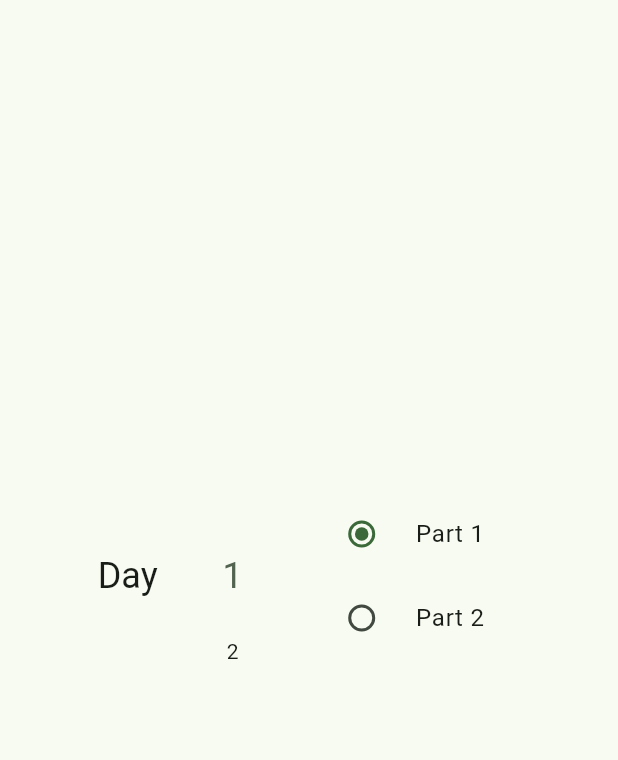
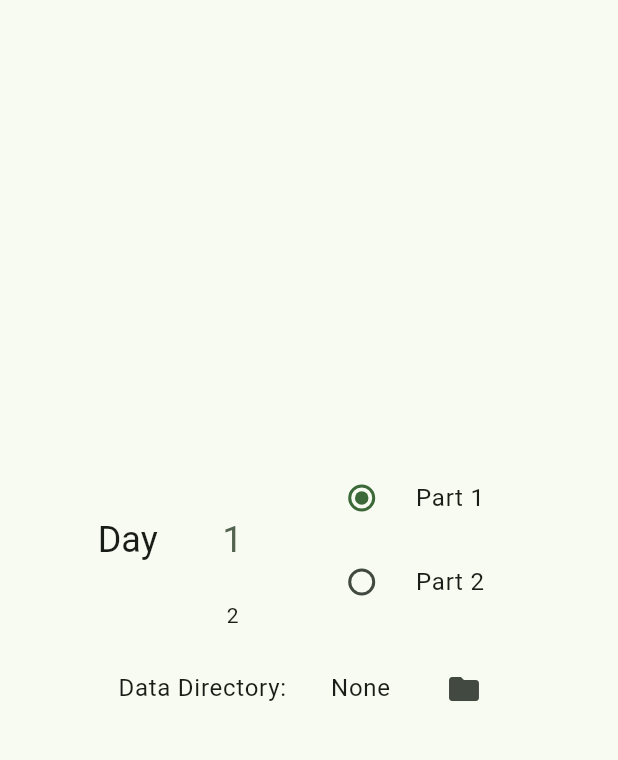
Before and after one commit to IanSimpsonNZ/aoc_man2, a Flutter app: the screen it shows after launch, on a phone screen of 412 x 824 dp, the part 84-844 px from its top. Run offline on Flutter 3.47's test engine with Material 3 defaults, Android fonts, the phone set to English and light mode, and no system bars; drawn by our look-alikes of numberpicker; our stand-ins replace file_picker, shared_preferences.

Commit message:
Store data directories for each day

```diff
--- a/lib/main.dart
+++ b/lib/main.dart
@@ -50,26 +50,75 @@ class _MyHomePageState extends State<MyHomePage> {
   final _prefs = SharedPreferencesAsync();
 
   String? _rootDir;
-  int _dayNum = minDay;
+  int? _dayNum;
   int _partNum = 1;
+  String? _dataDir;
 
   String _dayPartKey() => '${appNamePrefKey}_${_dayNum}_part';
+  String _dayDirKey() => '${appNamePrefKey}_${_dayNum}_dir';
 
-  Future<void> getRootDir() async {
+  Future<String?> _getDir({
+    required String? currentDir,
+    required String key,
+    required String title,
+  }) async {
     print('${await _prefs.getAll()}');
-    // If root hasn't been set, get the one from prefs (which might also be null)
-    _rootDir ??= await _prefs.getString(rootDirPrefKey);
+    // If Dir hasn't been set, try and get value from prefs
+    String? newDir = currentDir ?? await _prefs.getString(key);
     // getDirectoryPath will take a null initialDirectory
     final selectedDir = await FilePicker.platform.getDirectoryPath(
-      dialogTitle: 'Set root directory',
-      initialDirectory: _rootDir,
+      dialogTitle: title,
+      initialDirectory: newDir,
     );
     // If they pick something, save it in prefs
     if (selectedDir != null) {
-      await _prefs.setString(rootDirPrefKey, selectedDir);
-      _rootDir = selectedDir;
+      await _prefs.setString(key, selectedDir);
+      newDir = selectedDir;
     }
-    // Otherwise stay as we are
+    return newDir;
+  }
+
+  // Future<void> getRootDir() async {
+  //   print('${await _prefs.getAll()}');
+  //   // If root hasn't been set, get the one from prefs (which might also be null)
+  //   _rootDir ??= await _prefs.getString(rootDirPrefKey);
+  //   // getDirectoryPath will take a null initialDirectory
+  //   final selectedDir = await FilePicker.platform.getDirectoryPath(
+  //     dialogTitle: 'Set root directory',
+  //     initialDirectory: _rootDir,
+  //   );
+  //   // If they pick something, save it in prefs
+  //   if (selectedDir != null) {
+  //     await _prefs.setString(rootDirPrefKey, selectedDir);
+  //     _rootDir = selectedDir;
+  //   }
+  //   // Otherwise stay as we are
+  // }
+
+  // Future<void> getDayDir() async {
+  //   final dirKey = '${appNamePrefKey}_${_dayNum}_dir';
+  //   _dataDir ??= await _prefs.getString(dirKey);
+  //   // getDirectoryPath will take a null initialDirectory
+  //   final selectedDir = await FilePicker.platform.getDirectoryPath(
+  //     dialogTitle: 'Set data directory',
+  //     initialDirectory: _rootDir,
+  //   );
+  //   // If they pick something, save it in prefs
+  //   if (selectedDir != null) {
+  //     await _prefs.setString(dirKey, selectedDir);
+  //     _dataDir = selectedDir;
+  //   }
+  // }
+
+  Future<String?> getUniversalPrefs() async {
+    _dayNum ??= await _prefs
+        .getInt(dayNumPrefKey); // init always ensures this has a value
+    return _prefs.getString(rootDirPrefKey);
+  }
+
+  Future<void> getDayPrefs() async {
+    _partNum = await _prefs.getInt(_dayPartKey()) ?? 1;
+    _dataDir = await _prefs.getString(_dayDirKey());
   }
 
   @override
@@ -81,19 +130,76 @@ class _MyHomePageState extends State<MyHomePage> {
         actions: <Widget>[_settingsMenu()],
       ),
       body: Center(
-        child: Row(
+        child: FutureBuilder<String?>(
+            future: getUniversalPrefs(),
+            builder: (
+              BuildContext context,
+              AsyncSnapshot snapshot,
+            ) {
+              if (snapshot.hasData) {
+                _rootDir = snapshot.data;
+              } else {
+                _rootDir = null;
+              }
+              return Column(
+                mainAxisAlignment: MainAxisAlignment.center,
+                crossAxisAlignment: CrossAxisAlignment.center,
+                children: [
+                  Row(
                     mainAxisAlignment: MainAxisAlignment.center,
                     crossAxisAlignment: CrossAxisAlignment.center,
                     children: <Widget>[
-            const SizedBox(
-              height: 16,
-              //width: 32,
-            ),
-            Text('Day', style: Theme.of(context).textTheme.headlineSmall),
+                      // const SizedBox(
+                      //   height: 16,
+                      //   //width: 32,
+                      // ),
+                      Text('Day',
+                          style: Theme.of(context).textTheme.headlineSmall),
                       _daySelector(),
                       _partSelector(),
                     ],
                   ),
+                  Wrap(
+                    spacing: 25,
+                    crossAxisAlignment: WrapCrossAlignment.center,
+                    children: <Widget>[
+                      Text('Data Directory: ',
+                          style: Theme.of(context).textTheme.bodyLarge),
+                      FutureBuilder<String?>(
+                        future: _prefs.getString(_dayDirKey()),
+                        builder: (
+                          BuildContext context,
+                          AsyncSnapshot<String?> snapshot,
+                        ) {
+                          // print('_rootDir is ${_rootDir}');
+                          if (snapshot.hasData) {
+                            _dataDir = snapshot.data;
+                            return Text(_dataDir ?? (_rootDir ?? 'Empty'),
+                                style: Theme.of(context).textTheme.bodyLarge);
+                          }
+                          return Text(_rootDir ?? 'None',
+                              style: Theme.of(context).textTheme.bodyLarge);
+                        },
+                      ),
+                      IconButton(
+                        onPressed: () async {
+                          _dataDir = await _getDir(
+                            currentDir: _dataDir,
+                            key: _dayDirKey(),
+                            title: 'Set data directory',
+                          );
+                          setState(() {});
+                        },
+                        icon: const Icon(Icons.folder),
+                      ),
+                    ],
+                  ),
+                ],
+              );
+              // } else {
+              //   return const CircularProgressIndicator();
+              // }
+            }),
       ),
     );
   }
@@ -103,7 +209,11 @@ class _MyHomePageState extends State<MyHomePage> {
       onSelected: (value) async {
         switch (value) {
           case HomeMenuAction.setRoot:
-            await getRootDir();
+            _rootDir = await _getDir(
+              currentDir: _rootDir,
+              key: rootDirPrefKey,
+              title: 'Set root directory',
+            );
           case HomeMenuAction.clearPrefs:
             final shouldClear = await showClearPrefsDialog(context);
             if (shouldClear) await _prefs.clear();
@@ -127,16 +237,8 @@ class _MyHomePageState extends State<MyHomePage> {
   }
 
   Widget _daySelector() {
-    return FutureBuilder<int?>(
-        future: _prefs.getInt(dayNumPrefKey),
-        builder: (
-          BuildContext context,
-          AsyncSnapshot<int?> snapshot,
-        ) {
-          if (snapshot.hasData) {
-            _dayNum = snapshot.data ?? minDay;
     return NumberPicker(
-              value: _dayNum,
+      value: _dayNum ?? minDay,
       minValue: minDay,
       maxValue: maxDay,
       step: 1,
@@ -144,12 +246,10 @@ class _MyHomePageState extends State<MyHomePage> {
       onChanged: (value) async {
         setState(() => _dayNum = value);
         await _prefs.setInt(dayNumPrefKey, value);
+        await getDayPrefs();
+        // if (_rootDir == null) await _prefs.getString(rootDirPrefKey);
       },
     );
-          } else {
-            return const CircularProgressIndicator();
-          }
-        });
   }
 
   Widget _partSelector() {
@@ -201,7 +301,7 @@ class _MyHomePageState extends State<MyHomePage> {
             );
           } else {
             return const Column(children: [
-              const CircularProgressIndicator(),
+              CircularProgressIndicator(),
             ]);
           }
         });
--- a/lib/services/prefs_service.dart
+++ b/lib/services/prefs_service.dart
@@ -10,8 +10,8 @@ Future<void> initPrefs() async {
     await prefs.setInt(dayNumPrefKey, minDay);
   }
   for (var day = minDay; day <= maxDay; day++) {
-    final key = '${appNamePrefKey}_${day}_part';
-    final currentPart = await prefs.getInt(key);
-    if (currentPart == null) prefs.setInt(key, 1);
+    final partKey = '${appNamePrefKey}_${day}_part';
+    final currentPart = await prefs.getInt(partKey);
+    if (currentPart == null) prefs.setInt(partKey, 1);
   }
 }
```
Lines whose indentation alone changed are shown as unchanged.
